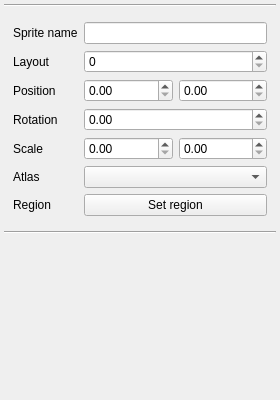
Before: the Qt Designer form forms/EntitySettingWidget.ui in AndreyTulyakov/LightRabbit-Clipsed, drawn with Qt 5.
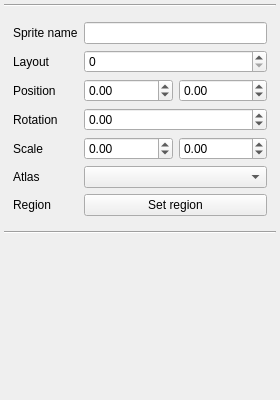
After: the same form once the commit is applied.

What changed in the file:
```diff
--- a/forms/EntitySettingWidget.ui
+++ b/forms/EntitySettingWidget.ui
@@ -68,7 +68,14 @@
         <widget class="QLineEdit" name="spriteName"/>
        </item>
        <item row="6" column="1">
-        <widget class="QDoubleSpinBox" name="sRotation"/>
+        <widget class="QDoubleSpinBox" name="sRotation">
+         <property name="minimum">
+          <double>-10000.000000000000000</double>
+         </property>
+         <property name="maximum">
+          <double>10000.000000000000000</double>
+         </property>
+        </widget>
        </item>
        <item row="7" column="0">
         <widget class="QLabel" name="label_6">
@@ -87,10 +94,24 @@
        <item row="4" column="1">
         <layout class="QHBoxLayout" name="horizontalLayout_2">
          <item>
-          <widget class="QDoubleSpinBox" name="sPositionX"/>
+          <widget class="QDoubleSpinBox" name="sPositionX">
+           <property name="minimum">
+            <double>-10000.000000000000000</double>
+           </property>
+           <property name="maximum">
+            <double>10000.000000000000000</double>
+           </property>
+          </widget>
          </item>
          <item>
-          <widget class="QDoubleSpinBox" name="sPositionY"/>
+          <widget class="QDoubleSpinBox" name="sPositionY">
+           <property name="minimum">
+            <double>-10000.000000000000000</double>
+           </property>
+           <property name="maximum">
+            <double>10000.000000000000000</double>
+           </property>
+          </widget>
          </item>
         </layout>
        </item>
@@ -111,10 +132,24 @@
        <item row="7" column="1">
         <layout class="QHBoxLayout" name="horizontalLayout_3">
          <item>
-          <widget class="QDoubleSpinBox" name="sScaleX"/>
+          <widget class="QDoubleSpinBox" name="sScaleX">
+           <property name="minimum">
+            <double>-10000.000000000000000</double>
+           </property>
+           <property name="maximum">
+            <double>10000.000000000000000</double>
+           </property>
+          </widget>
          </item>
          <item>
-          <widget class="QDoubleSpinBox" name="sScaleY"/>
+          <widget class="QDoubleSpinBox" name="sScaleY">
+           <property name="minimum">
+            <double>-10000.000000000000000</double>
+           </property>
+           <property name="maximum">
+            <double>10000.000000000000000</double>
+           </property>
+          </widget>
          </item>
         </layout>
        </item>
```
